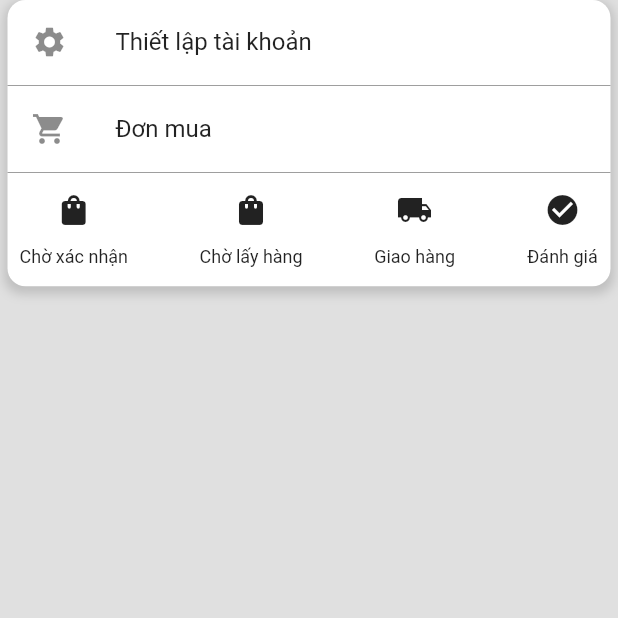
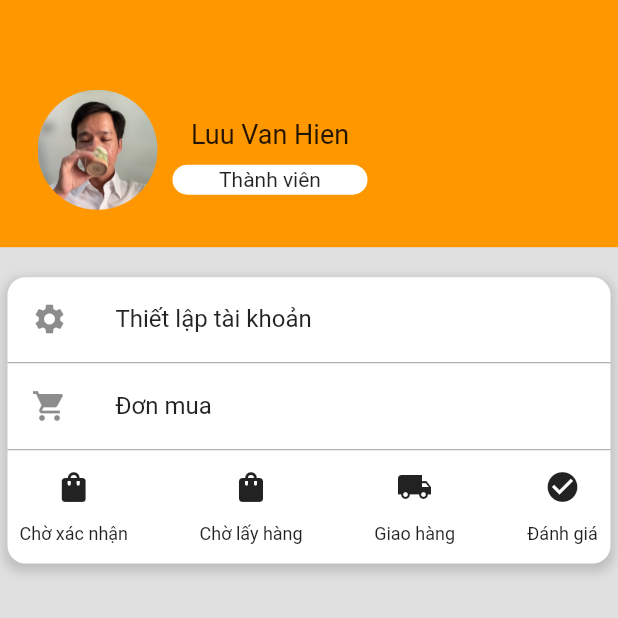
Before and after one commit to DNG-021018/CDIO5, a Flutter app: the ProfilePage screen opened by its route, on a phone screen of 412 x 824 dp, the top half of it. Run offline on Flutter 3.47's test engine with Material 2 defaults, Android fonts, the light colour scheme and no system bars; our stand-ins replace badges, flutter_svg, font_awesome_flutter, smooth_page_indicator.

Commit message:
second-commit

```diff
--- a/lib/modules/Profile/screens/profile_page.dart
+++ b/lib/modules/Profile/screens/profile_page.dart
@@ -25,6 +25,66 @@ class _ProfilePageState extends State<ProfilePage>
       body: SingleChildScrollView(
         child: Column(
           children: [
+            Container(
+              height: mediaSize.height / 5,
+              width: mediaSize.width,
+              decoration: const BoxDecoration(
+                color: Colors.orange,
+              ),
+              child: Padding(
+                padding: const EdgeInsets.all(25.0),
+                child: Stack(
+                  children: [
+                    const Positioned(
+                      left: 0,
+                      bottom: 0,
+                      child: CircleAvatar(
+                        backgroundColor: Colors.transparent,
+                        radius: 40,
+                        backgroundImage:
+                            AssetImage("lib/data/images/logo/teacher.png"),
+                      ),
+                    ),
+                    const SizedBox(
+                      width: 10,
+                    ),
+                    Positioned(
+                      bottom: 10,
+                      left: 90,
+                      child: Column(
+                        children: [
+                          const Text(
+                            "Luu Van Hien",
+                            style: TextStyle(
+                              fontSize: 18,
+                            ),
+                          ),
+                          const SizedBox(
+                            height: 10,
+                          ),
+                          Container(
+                            height: 20,
+                            width: 130,
+                            decoration: const BoxDecoration(
+                                color: Colors.white,
+                                borderRadius:
+                                    BorderRadius.all(Radius.circular(10))),
+                            child: const Center(
+                              child: Text(
+                                "Thành viên",
+                              ),
+                            ),
+                          )
+                        ],
+                      ),
+                    ),
+                  ],
+                ),
+              ),
+            ),
+            const SizedBox(
+              height: 20,
+            ),
             Padding(
               padding: const EdgeInsets.symmetric(horizontal: 5),
               child: Container(
```
Also changed, not shown: lib/data/images/logo/teacher.png (added).
